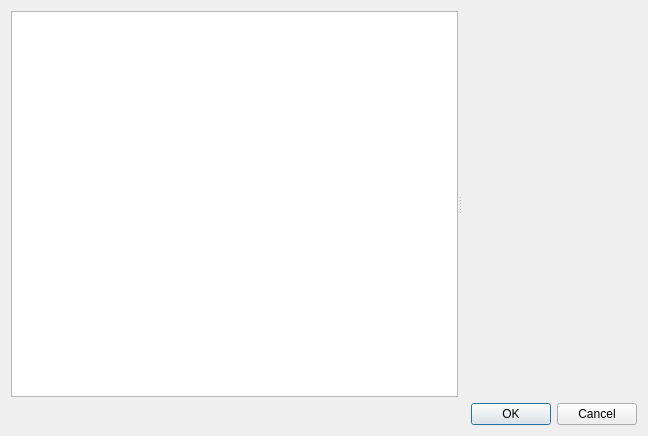
Old version of the form GGEditor_src/ui/dialogs/ggeditcontentmappingdialog.ui in the repository kingnak/GameGenerator.
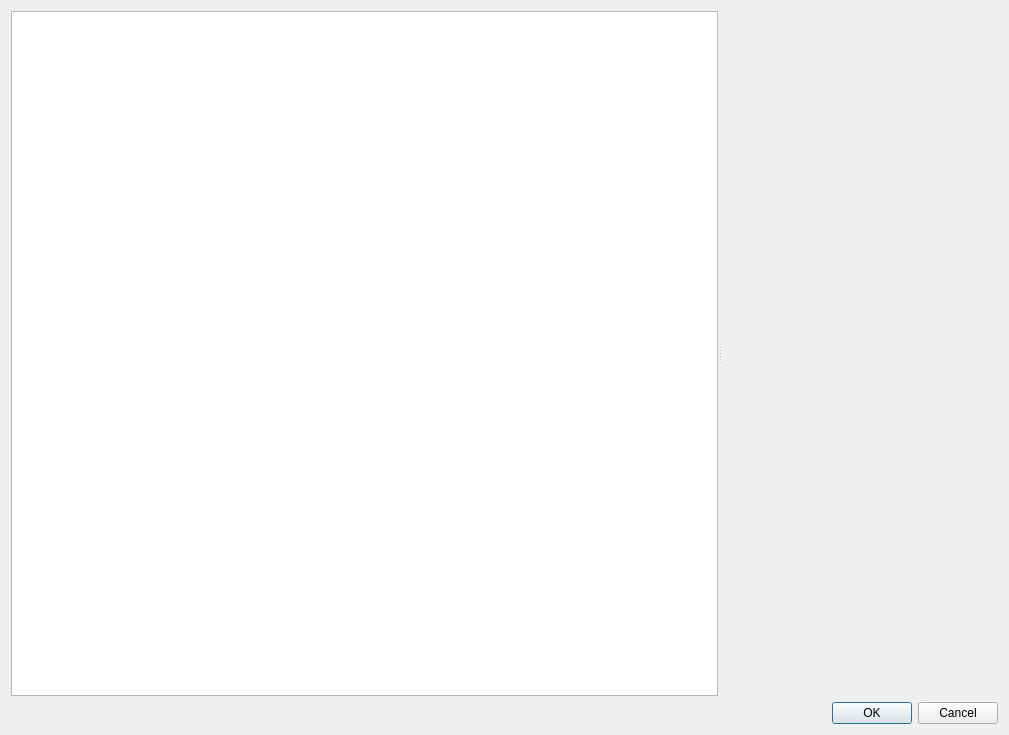
New version of the form. Custom widgets are drawn as their Qt base class.

```diff
--- a/GGEditor_src/ui/dialogs/ggeditcontentmappingdialog.ui
+++ b/GGEditor_src/ui/dialogs/ggeditcontentmappingdialog.ui
@@ -6,14 +6,14 @@
    <rect>
     <x>0</x>
     <y>0</y>
-    <width>648</width>
-    <height>436</height>
+    <width>1009</width>
+    <height>735</height>
    </rect>
   </property>
   <property name="windowTitle">
    <string>Edit mapping</string>
   </property>
-  <layout class="QVBoxLayout" name="verticalLayout" stretch="1,0">
+  <layout class="QVBoxLayout" name="verticalLayout" stretch="0,0">
    <item>
     <widget class="QSplitter" name="splitter">
      <property name="orientation">
```
